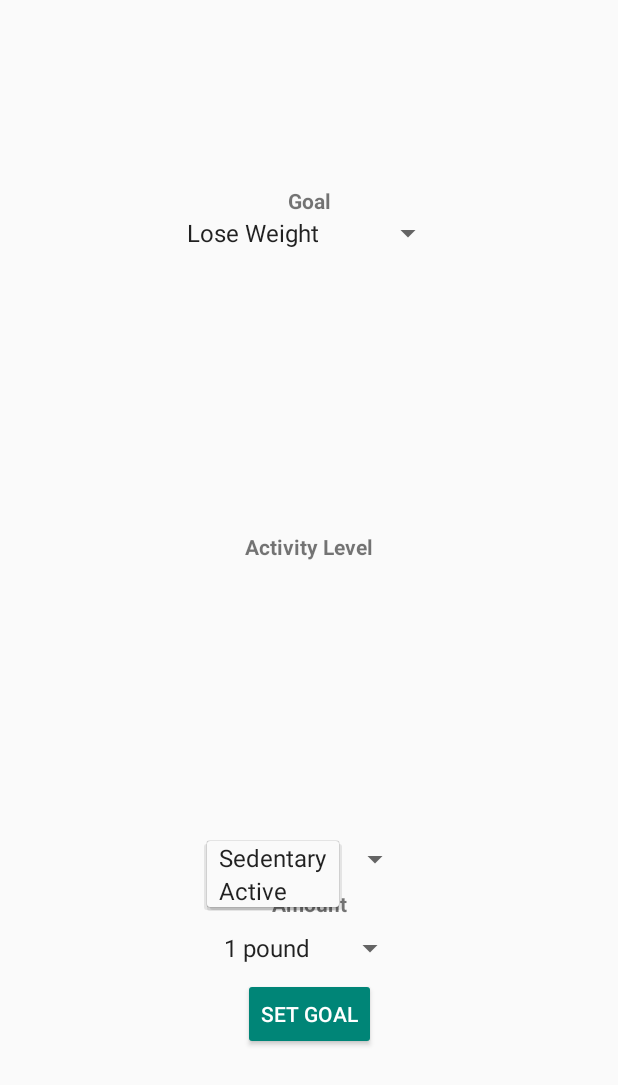
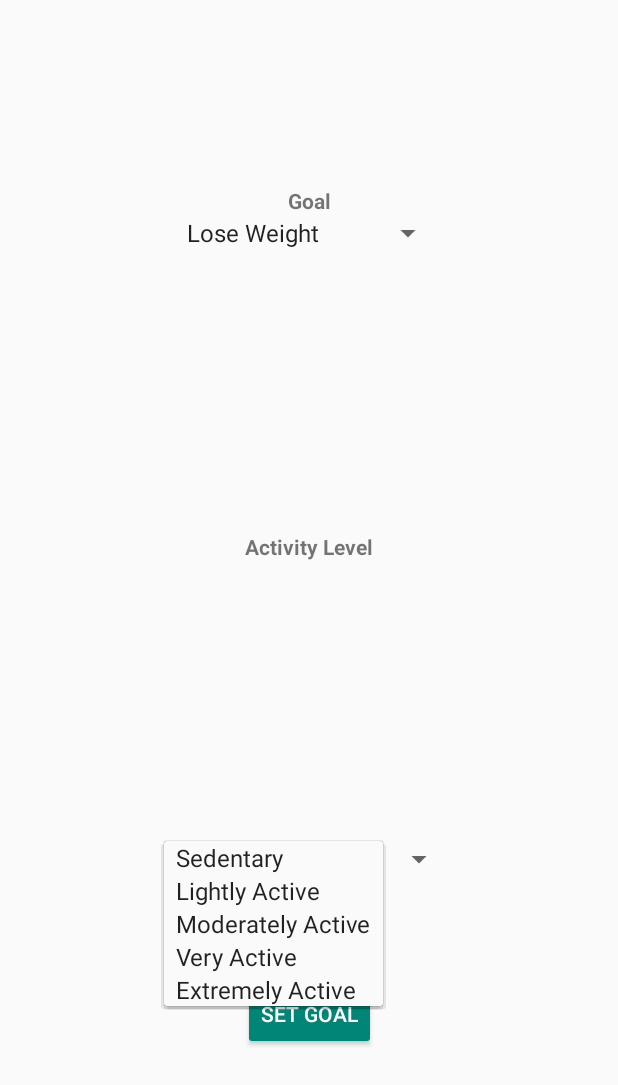
Before and after one commit to liuqidake/Lifestyle_Android_App, an Android app: the fragment ChangeGoalFragment placed in its activity, after a tap on "Sedentary", on a phone screen of 412 x 824 dp. Shown: the top 1085 px of the screen. Run offline under Robolectric (Android 15) with nearby library versions, the phone set to English and light mode, and no system bars.

Commit message:
Updated activity levels

```diff
--- a/Lifestyle_App/app/src/main/res/values/string.xml
+++ b/Lifestyle_App/app/src/main/res/values/string.xml
@@ -29,7 +29,10 @@
 
     <string-array name="activity_levels">
         <item>Sedentary</item>
-        <item>Active</item>
+        <item>Lightly Active</item>
+        <item>Moderately Active</item>
+        <item>Very Active</item>
+        <item>Extremely Active</item>
     </string-array>
 
     <string-array name="weight_amount">
```
